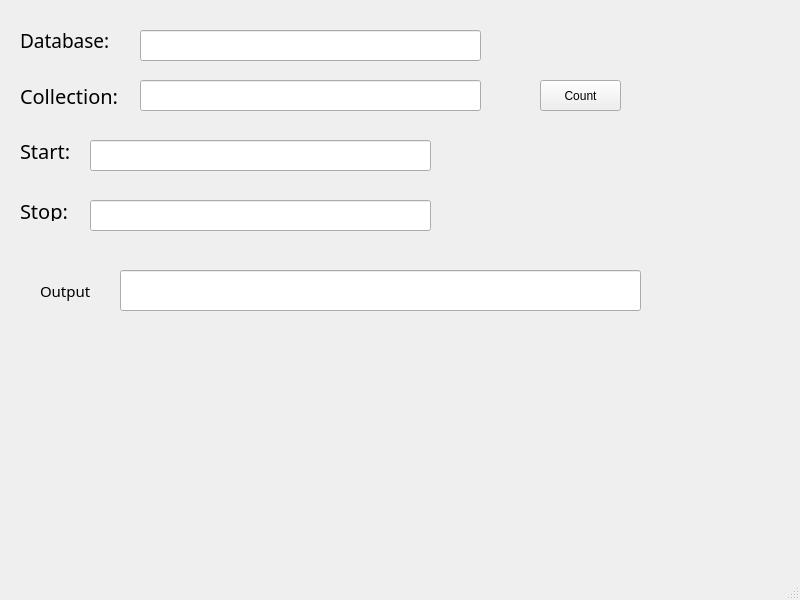
Before: the Qt Designer form MongoDB/Client/ui_mainwindow.ui in KMS-TEAM/Training_Project, drawn with Qt 5.
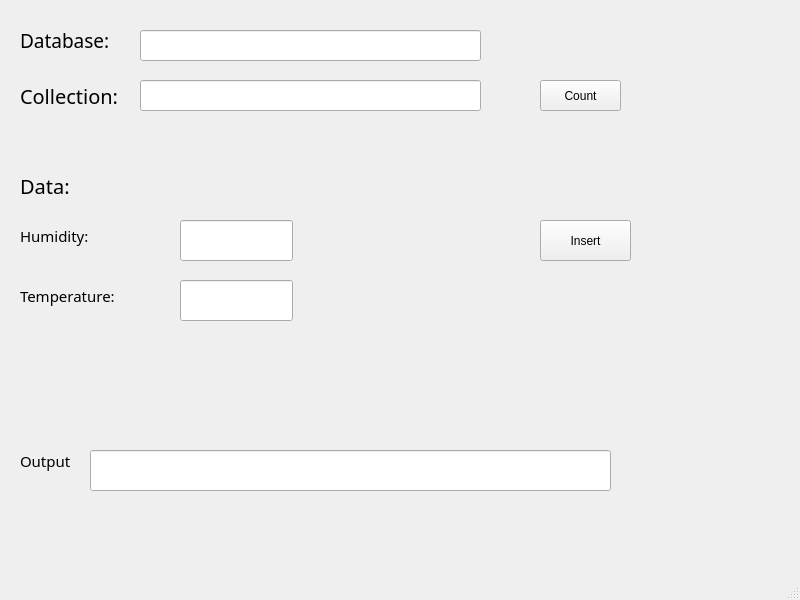
After: the same form once the commit is applied. Icons and pictures are not drawn.

Commit message: update insert button

```diff
--- a/MongoDB/Client/ui_mainwindow.ui
+++ b/MongoDB/Client/ui_mainwindow.ui
@@ -56,44 +56,6 @@
      <string>Collection:</string>
     </property>
    </widget>
-   <widget class="QLabel" name="startPoint">
-    <property name="geometry">
-     <rect>
-      <x>20</x>
-      <y>130</y>
-      <width>61</width>
-      <height>41</height>
-     </rect>
-    </property>
-    <property name="font">
-     <font>
-      <family>Segoe Print</family>
-      <pointsize>15</pointsize>
-     </font>
-    </property>
-    <property name="text">
-     <string>Start:</string>
-    </property>
-   </widget>
-   <widget class="QLabel" name="stopPoint">
-    <property name="geometry">
-     <rect>
-      <x>20</x>
-      <y>200</y>
-      <width>61</width>
-      <height>21</height>
-     </rect>
-    </property>
-    <property name="font">
-     <font>
-      <family>Segoe Print</family>
-      <pointsize>15</pointsize>
-     </font>
-    </property>
-    <property name="text">
-     <string>Stop:</string>
-    </property>
-   </widget>
    <widget class="QLineEdit" name="databaseEdit">
     <property name="geometry">
      <rect>
@@ -104,26 +66,6 @@
      </rect>
     </property>
    </widget>
-   <widget class="QLineEdit" name="stopPointEdit">
-    <property name="geometry">
-     <rect>
-      <x>90</x>
-      <y>200</y>
-      <width>341</width>
-      <height>31</height>
-     </rect>
-    </property>
-   </widget>
-   <widget class="QLineEdit" name="startPointEdit">
-    <property name="geometry">
-     <rect>
-      <x>90</x>
-      <y>140</y>
-      <width>341</width>
-      <height>31</height>
-     </rect>
-    </property>
-   </widget>
    <widget class="QLineEdit" name="collectionEdit">
     <property name="geometry">
      <rect>
@@ -137,8 +79,8 @@
    <widget class="QLineEdit" name="outputEdit">
     <property name="geometry">
      <rect>
-      <x>120</x>
-      <y>270</y>
+      <x>90</x>
+      <y>450</y>
       <width>521</width>
       <height>41</height>
      </rect>
@@ -147,8 +89,8 @@
    <widget class="QLabel" name="label">
     <property name="geometry">
      <rect>
-      <x>40</x>
-      <y>270</y>
+      <x>20</x>
+      <y>440</y>
       <width>71</width>
       <height>41</height>
      </rect>
@@ -176,6 +118,96 @@
      <string>Count</string>
     </property>
    </widget>
+   <widget class="QLabel" name="data_label">
+    <property name="geometry">
+     <rect>
+      <x>20</x>
+      <y>160</y>
+      <width>91</width>
+      <height>51</height>
+     </rect>
+    </property>
+    <property name="font">
+     <font>
+      <family>Segoe Print</family>
+      <pointsize>15</pointsize>
+     </font>
+    </property>
+    <property name="text">
+     <string>Data:</string>
+    </property>
+   </widget>
+   <widget class="QPushButton" name="insertButton">
+    <property name="geometry">
+     <rect>
+      <x>540</x>
+      <y>220</y>
+      <width>91</width>
+      <height>41</height>
+     </rect>
+    </property>
+    <property name="text">
+     <string>Insert</string>
+    </property>
+   </widget>
+   <widget class="QLabel" name="humidity">
+    <property name="geometry">
+     <rect>
+      <x>20</x>
+      <y>220</y>
+      <width>101</width>
+      <height>31</height>
+     </rect>
+    </property>
+    <property name="font">
+     <font>
+      <family>Segoe Print</family>
+      <pointsize>11</pointsize>
+     </font>
+    </property>
+    <property name="text">
+     <string>Humidity: </string>
+    </property>
+   </widget>
+   <widget class="QLabel" name="temperature">
+    <property name="geometry">
+     <rect>
+      <x>20</x>
+      <y>280</y>
+      <width>131</width>
+      <height>31</height>
+     </rect>
+    </property>
+    <property name="font">
+     <font>
+      <family>Segoe Print</family>
+      <pointsize>11</pointsize>
+     </font>
+    </property>
+    <property name="text">
+     <string>Temperature:</string>
+    </property>
+   </widget>
+   <widget class="QLineEdit" name="humidityEdit">
+    <property name="geometry">
+     <rect>
+      <x>180</x>
+      <y>220</y>
+      <width>113</width>
+      <height>41</height>
+     </rect>
+    </property>
+   </widget>
+   <widget class="QLineEdit" name="temperatureEdit">
+    <property name="geometry">
+     <rect>
+      <x>180</x>
+      <y>280</y>
+      <width>113</width>
+      <height>41</height>
+     </rect>
+    </property>
+   </widget>
   </widget>
   <widget class="QMenuBar" name="menubar">
    <property name="geometry">
```
The commit also changes 1 other file.
